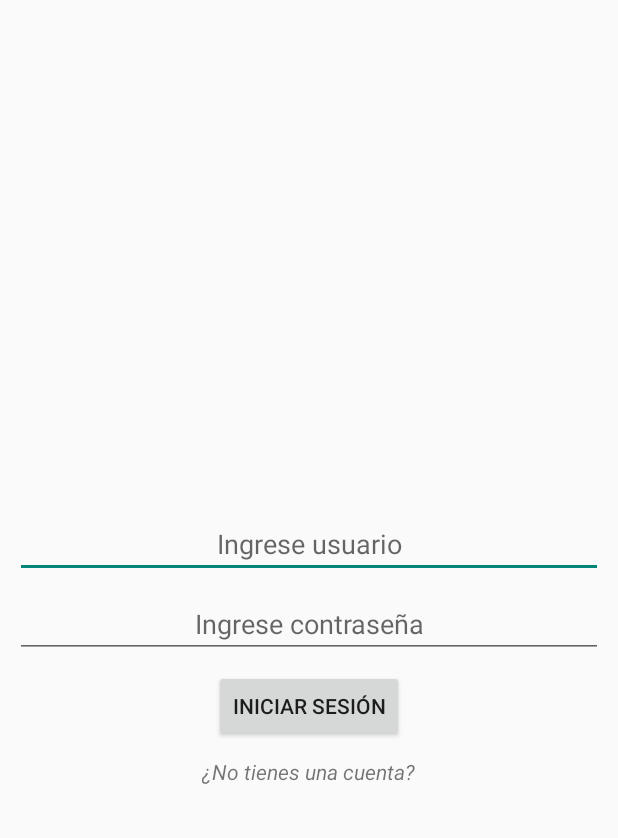
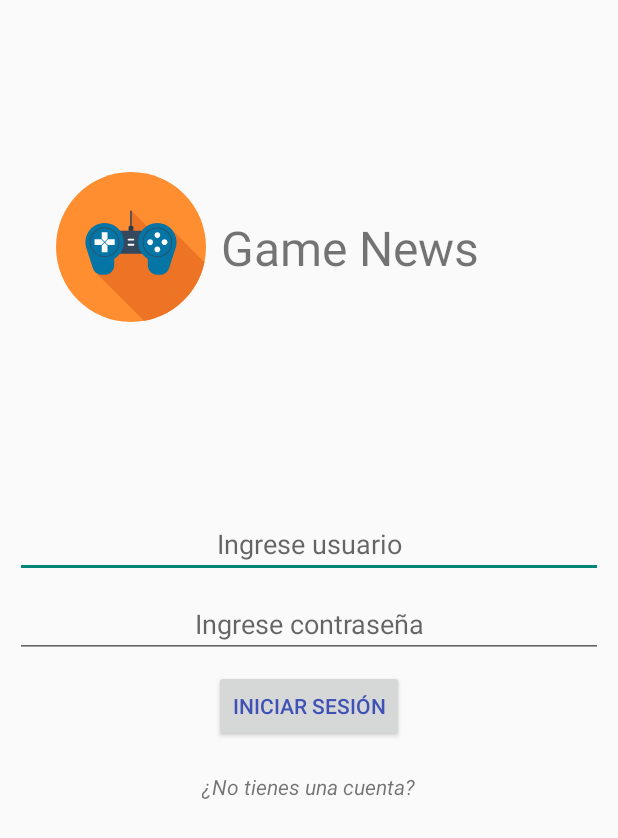
Before and after one commit to RDR96/Parcial_2, an Android app: the LoginActivity screen opened directly, with no data from a screen before it, on a phone screen of 412 x 824 dp. Shown: the top 838 px of the screen. Run offline under Robolectric (Android 15) with nearby library versions, the phone set to English and light mode, and no system bars.

Commit message:
Se termino la parte visual del inicio de sesion, el xml, agrego el color principal y el secundario (por el momento), y algunos textos como recurso

```diff
--- a/app/src/main/java/com/rdr/rodrigocorvera/gamenews/LoginActivity.java
+++ b/app/src/main/java/com/rdr/rodrigocorvera/gamenews/LoginActivity.java
@@ -1,13 +1,58 @@
 package com.rdr.rodrigocorvera.gamenews;
 
+import android.content.Intent;
 import android.support.v7.app.AppCompatActivity;
 import android.os.Bundle;
+import android.view.View;
+import android.widget.Button;
+import android.widget.EditText;
+import android.widget.TextView;
+import android.widget.Toast;
 
 public class LoginActivity extends AppCompatActivity {
+
+    TextView textButtonToRegister;
+    Button buttonSignIn;
+    EditText textFieldName;
+    EditText textFieldPassword;
 
     @Override
     protected void onCreate(Bundle savedInstanceState) {
         super.onCreate(savedInstanceState);
         setContentView(R.layout.activity_login);
+        getViews();
+        setConfiguration();
+
+
     }
+
+    public void getViews () {
+        textButtonToRegister = findViewById(R.id.text_to_register);
+        buttonSignIn = findViewById(R.id.button_sign_in);
+        textFieldName = findViewById(R.id.textfield_name);
+        textFieldPassword = findViewById(R.id.textfield_name);
+    }
+
+    public void setConfiguration () {
+        buttonSignIn.setOnClickListener(new View.OnClickListener() {
+            @Override
+            public void onClick(View v) {
+                if ( !textFieldName.getText().equals("") && !textFieldPassword.getText().equals("") ) {
+
+                } else {
+                    Toast.makeText(LoginActivity.this, R.string.fill_fields, Toast.LENGTH_SHORT).show();
+                }
+            }
+        });
+
+        textButtonToRegister.setOnClickListener(new View.OnClickListener() {
+            @Override
+            public void onClick(View v) {
+                Intent intent = new Intent(getApplicationContext(), RegisterActivity.class);
+                startActivity(intent);
+            }
+        });
+
+    }
+
 }
--- /dev/null
+++ b/app/src/main/res/drawable/ic_gamepad.xml
@@ -0,0 +1,22 @@
+<vector android:height="24dp" android:viewportHeight="512.0"
+    android:viewportWidth="512.0" android:width="24dp" xmlns:android="http://schemas.android.com/apk/res/android">
+    <path android:fillColor="#FF8E31" android:pathData="M512,256c0,141.4 -114.6,256 -256,256c-141.4,0 -256,-114.6 -256,-256c0,-141.4 114.6,-256 256,-256C397.4,0 512,114.6 512,256z"/>
+    <path android:fillColor="#ED7425" android:pathData="M506.7,307.9L394.4,195.7c-0.1,-0.1 -0.2,-0.2 -0.3,-0.3l-3.8,-3.8c-0.1,-0.1 -0.2,-0.2 -0.3,-0.3c-11.6,-10.6 -27.1,-17 -44,-17c-13.2,0 -25.5,3.9 -35.8,10.6l0,0l-52.4,-52.4c-0.5,-0.5 -1.2,-0.8 -1.9,-0.8c-0.7,0 -1.3,0.3 -1.9,0.8c-0.5,0.5 -0.8,1.2 -0.8,1.9v49.7h-0.9c-1.2,0 -2.4,0.4 -3.3,1.4c-0.9,0.9 -1.4,2.1 -1.4,3.2v11.8h-29.4c-12,-15.9 -31,-26.2 -52.4,-26.2c-2,0 -4,0.1 -5.9,0.3c-0.6,0 -1.1,0.1 -1.7,0.2c-1.6,0.2 -3.1,0.4 -4.7,0.7c-0.4,0.1 -0.8,0.1 -1.2,0.2c-1.6,0.3 -3.2,0.7 -4.8,1.2l-0.1,0.1c-27.2,7.9 -47,33 -47,62.8c0,3 0.2,5.9 0.6,8.7c0,0.1 0,0.2 0,0.3c0.1,0.9 0.3,1.8 0.4,2.7c0,0.1 0,0.2 0,0.3c0.2,0.9 0.4,1.8 0.6,2.6c0,0.1 0,0.1 0,0.1c0.2,0.9 0.4,1.7 0.7,2.6c0,0.1 0,0.1 0.1,0.3v0.1c0.5,1.6 1,3.2 1.6,4.8v0l21.4,66.2c1.5,4.6 4,8.9 7.5,12.5c0.3,0.3 0.5,0.6 0.8,0.8l166.3,166.3C403.7,489.9 485.7,410.1 506.7,307.9z"/>
+    <path android:fillColor="#34495E" android:pathData="M194.1,200.4h123.7v78.5h-123.7z"/>
+    <path android:fillColor="#0575A5" android:pathData="M166,174.2c-36.1,0 -65.4,29.3 -65.4,65.4c0,3 0.2,5.9 0.6,8.7c0,0.1 0,0.2 0,0.3c0.1,0.9 0.3,1.8 0.4,2.7c0,0.1 0,0.2 0,0.3c0.2,0.9 0.3,1.8 0.6,2.7c0,0 0,0.1 0,0.1c0.2,0.9 0.4,1.7 0.7,2.6c0,0.1 0,0.2 0.1,0.3l0,0.1c0.5,1.6 1,3.2 1.6,4.8l0,0l21.4,66.2c2.1,6.4 6.1,12.2 11.9,16.4c5.8,4.2 12.6,6.3 19.2,6.3h8.9c8.4,0 16.7,-3.2 23.1,-9.6c6.4,-6.4 9.6,-14.8 9.6,-23.1v-22c19.6,-11.3 32.7,-32.5 32.7,-56.7C231.4,203.5 202.1,174.2 166,174.2z"/>
+    <path android:fillColor="#0575A5" android:pathData="M346,174.2c36.1,0 65.4,29.3 65.4,65.4c0,3 -0.2,5.9 -0.6,8.7c-0,0.1 -0,0.2 -0,0.3c-0.1,0.9 -0.3,1.8 -0.4,2.7c-0,0.1 -0.1,0.2 -0.1,0.3c-0.2,0.9 -0.3,1.8 -0.5,2.7c-0,0 -0,0.1 -0,0.1c-0.2,0.9 -0.4,1.7 -0.7,2.6c-0,0.1 -0,0.2 -0.1,0.3l-0,0.1c-0.5,1.6 -1,3.2 -1.6,4.8l-0,0l-21.4,66.2c-2,6.4 -6.1,12.2 -11.9,16.4c-5.8,4.2 -12.6,6.3 -19.2,6.3h-8.9c-8.4,0 -16.7,-3.2 -23.1,-9.6c-6.4,-6.4 -9.6,-14.8 -9.6,-23.1v-22c-19.6,-11.3 -32.7,-32.5 -32.7,-56.7C280.6,203.5 309.9,174.2 346,174.2z"/>
+    <path android:fillColor="#FFFFFF" android:pathData="M164.4,239.7l-9.8,9.8l-22.9,0l0,-19.6l22.9,0z"/>
+    <path android:fillColor="#FFFFFF" android:pathData="M167.7,239.7l9.8,9.8l22.9,0l0,-19.6l-22.9,0z"/>
+    <path android:fillColor="#FFFFFF" android:pathData="M166,238l-9.8,-9.8l0,-22.9l19.6,0l0,22.9z"/>
+    <path android:fillColor="#FFFFFF" android:pathData="M166,241.3l-9.8,9.8l0,22.9l19.6,0l0,-22.9z"/>
+    <path android:fillColor="#FFFFFF" android:pathData="M355.8,215.1c0,5.4 -4.4,9.8 -9.8,9.8c-5.4,0 -9.8,-4.4 -9.8,-9.8c0,-5.4 4.4,-9.8 9.8,-9.8C351.4,205.3 355.8,209.7 355.8,215.1z"/>
+    <path android:fillColor="#FFFFFF" android:pathData="M321.4,229.8c5.4,0 9.8,4.4 9.8,9.8c0,5.4 -4.4,9.8 -9.8,9.8c-5.4,0 -9.8,-4.4 -9.8,-9.8C311.6,234.2 316,229.8 321.4,229.8z"/>
+    <path android:fillColor="#FFFFFF" android:pathData="M336.1,264.2c0,-5.4 4.4,-9.8 9.8,-9.8c5.4,0 9.8,4.4 9.8,9.8c0,5.4 -4.4,9.8 -9.8,9.8C340.5,274 336.1,269.6 336.1,264.2z"/>
+    <path android:fillColor="#FFFFFF" android:pathData="M370.5,249.5c-5.4,0 -9.8,-4.4 -9.8,-9.8c0,-5.4 4.4,-9.8 9.8,-9.8c5.4,0 9.8,4.4 9.8,9.8C380.3,245.1 375.9,249.5 370.5,249.5z"/>
+    <path android:fillColor="#34495E" android:pathData="M166,290c-27.8,0 -50.4,-22.6 -50.4,-50.4c0,-27.8 22.6,-50.4 50.4,-50.4c27.8,0 50.4,22.6 50.4,50.4C216.4,267.4 193.8,290 166,290zM166,191.9c-26.3,0 -47.8,21.4 -47.8,47.8c0,26.3 21.4,47.8 47.8,47.8c26.3,0 47.8,-21.4 47.8,-47.8C213.8,213.3 192.4,191.9 166,191.9z"/>
+    <path android:fillColor="#34495E" android:pathData="M346,290c-27.8,0 -50.4,-22.6 -50.4,-50.4c0,-27.8 22.6,-50.4 50.4,-50.4c27.8,0 50.4,22.6 50.4,50.4C396.3,267.4 373.7,290 346,290zM346,191.9c-26.3,0 -47.8,21.4 -47.8,47.8c0,26.3 21.4,47.8 47.8,47.8c26.3,0 47.8,-21.4 47.8,-47.8C393.7,213.3 372.3,191.9 346,191.9z"/>
+    <path android:fillColor="#FFFFFF" android:pathData="M267.4,230.8c0,1.8 -1.5,3.3 -3.3,3.3h-16.4c-1.8,0 -3.3,-1.5 -3.3,-3.3l0,0c0,-1.8 1.5,-3.3 3.3,-3.3h16.4C265.9,227.6 267.4,229 267.4,230.8L267.4,230.8z"/>
+    <path android:fillColor="#FFFFFF" android:pathData="M267.4,248.5c0,1.8 -1.5,3.3 -3.3,3.3h-16.4c-1.8,0 -3.3,-1.5 -3.3,-3.3l0,0c0,-1.8 1.5,-3.3 3.3,-3.3h16.4C265.9,245.2 267.4,246.7 267.4,248.5L267.4,248.5z"/>
+    <path android:fillColor="#283A4D" android:pathData="M247.8,200.4h16.4v-11.8c0,-1.2 -0.4,-2.3 -1.3,-3.2c-0.9,-0.9 -2.1,-1.3 -3.2,-1.3h-7.2c-1.2,0 -2.4,0.5 -3.2,1.3c-0.9,0.9 -1.3,2.1 -1.3,3.2v11.8H247.8z"/>
+    <path android:fillColor="#34495E" android:pathData="M257.8,132.5c-0.5,-0.5 -1.2,-0.8 -1.9,-0.8c-0.7,0 -1.3,0.3 -1.8,0.8c-0.5,0.5 -0.8,1.2 -0.8,1.9v49.7h5.2v-49.7C258.6,133.6 258.3,133 257.8,132.5z"/>
+</vector>
--- a/app/src/main/res/layout/activity_login.xml
+++ b/app/src/main/res/layout/activity_login.xml
@@ -12,7 +12,39 @@
         android:layout_width="match_parent"
         android:layout_height="match_parent"
         android:layout_weight="3"
+        android:orientation="horizontal"
+        android:weightSum="3"
         >
+        <LinearLayout
+            android:layout_width="match_parent"
+            android:layout_height="match_parent"
+            android:layout_weight="2"
+            android:gravity="right"
+            >
+
+            <ImageView
+                android:layout_width="100dp"
+                android:layout_height="100dp"
+                android:layout_gravity="center"
+                android:src="@drawable/ic_gamepad" />
+        </LinearLayout>
+
+        <LinearLayout
+            android:layout_width="match_parent"
+            android:layout_height="match_parent"
+            android:layout_weight="1"
+            android:gravity="center_vertical"
+            android:padding="10dp"
+            >
+
+            <TextView
+                android:layout_width="wrap_content"
+                android:layout_height="wrap_content"
+                android:text="@string/app_name"
+                android:textSize="32sp"
+                />
+
+        </LinearLayout>
 
     </LinearLayout>
 
@@ -25,6 +57,7 @@
         android:gravity="center_horizontal"
         >
         <EditText
+            android:id="@+id/textfield_name"
             android:layout_width="match_parent"
             android:layout_height="wrap_content"
             android:hint="@string/insert_user_name"
@@ -32,6 +65,7 @@
             />
 
         <EditText
+            android:id="@+id/textfield_password"
             android:layout_marginTop="8dp"
             android:layout_width="match_parent"
             android:layout_height="wrap_content"
@@ -40,14 +74,17 @@
             />
 
         <Button
+            android:id="@+id/button_sign_in"
             android:layout_marginTop="8dp"
             android:layout_width="wrap_content"
             android:layout_height="wrap_content"
             android:text="@string/action_sign_in_short"
+            android:textColor="@color/colorAccent"
             />
 
         <TextView
-            android:layout_marginTop="10dp"
+            android:id="@+id/text_to_register"
+            android:layout_marginTop="20dp"
             android:layout_width="wrap_content"
             android:layout_height="wrap_content"
             android:text="@string/has_account"
--- a/app/src/main/res/values/colors.xml
+++ b/app/src/main/res/values/colors.xml
@@ -1,8 +1,8 @@
 <?xml version="1.0" encoding="utf-8"?>
 <resources>
-    <color name="colorPrimary">#3F51B5</color>
-    <color name="colorPrimaryDark">#303F9F</color>
-    <color name="colorAccent">#FF4081</color>
+    <color name="colorPrimary">#ff9800</color>
+    <color name="colorPrimaryDark">#f57c00</color>
+    <color name="colorAccent">#3f51b5</color>
 
     <color name="black">#000000</color>
 </resources>
--- a/app/src/main/res/values/strings.xml
+++ b/app/src/main/res/values/strings.xml
@@ -31,5 +31,6 @@
     <string name="insert_user_name">Ingrese usuario</string>
     <string name="insert_user_password">Ingrese contraseña</string>
     <string name="has_account">¿No tienes una cuenta?</string>
+    <string name="fill_fields">Rellene todos los campos</string>
 
 </resources>
```
